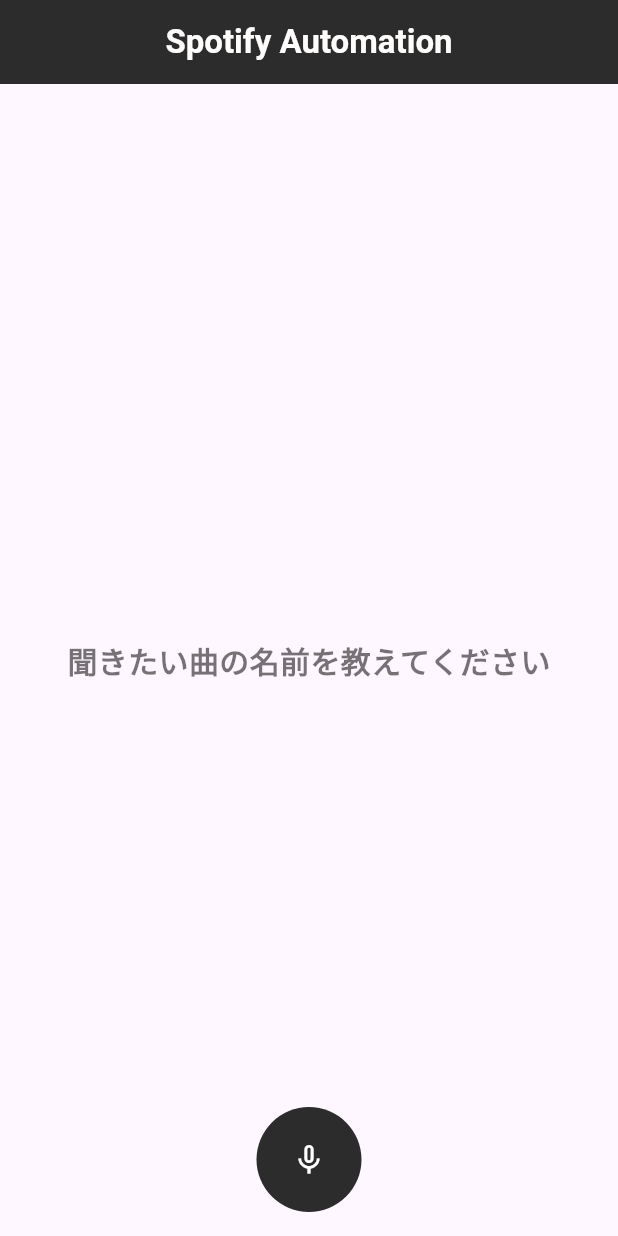
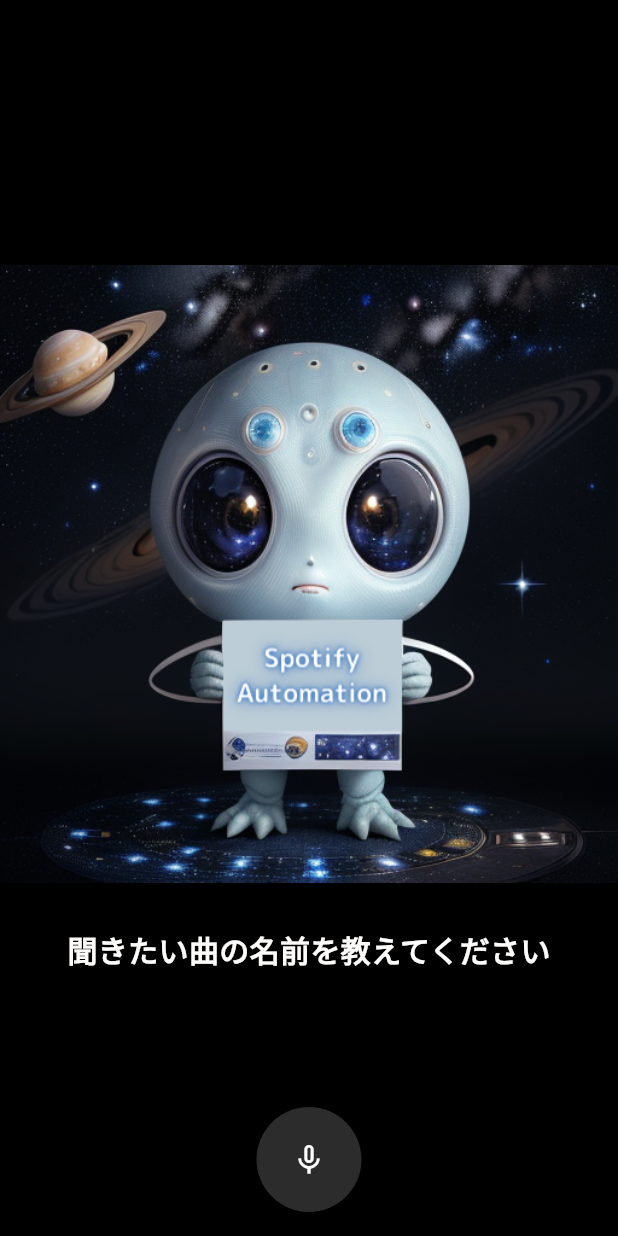
Before and after one commit to Ittalian/Spotify_Automation_for_Flutter, a Flutter app: the screen it shows after launch, on a phone screen of 412 x 824 dp. Run offline on Flutter 3.47's test engine with Material 3 defaults, Android fonts, the phone set to English and light mode, and no system bars; drawn by our look-alikes of avatar_glow; our stand-ins replace speech_to_text.

Commit message:
complete UI

```diff
--- a/lib/main.dart
+++ b/lib/main.dart
@@ -78,6 +78,7 @@
   @override
   Widget build(BuildContext context) {
     return Scaffold(
+      backgroundColor: Colors.black,
       floatingActionButtonLocation: FloatingActionButtonLocation.centerFloat,
       floatingActionButton: AvatarGlow(
         animate: isListening,
@@ -99,16 +100,13 @@
                       if (result.recognizedWords.startsWith("祝日")) {
                         index = 0;
                         playMusic(index);
-                      }
-                      else if (result.recognizedWords.startsWith("もう恋なんて")) {
+                      } else if (result.recognizedWords.startsWith("もう恋なんて")) {
                         index = 1;
                         playMusic(index);
-                      }
-                      else if (result.recognizedWords.startsWith("DIGNITY")) {
+                      } else if (result.recognizedWords.startsWith("DIGNITY")) {
                         index = 2;
                         playMusic(index);
-                      }
-                      else if (result.recognizedWords.startsWith("ビームが")) {
+                      } else if (result.recognizedWords.startsWith("ビームが")) {
                         index = 3;
                         playMusic(index);
                       } else {
@@ -138,24 +136,24 @@
           ),
         ),
       ),
-      appBar: AppBar(
-        title: const Text(
-          'Spotify Automation',
-          style: TextStyle(fontWeight: FontWeight.w600, color: TEXT_COLOR),
-        ),
-        backgroundColor: BG_COLOR,
-        centerTitle: true,
-      ),
+      // appBar: AppBar(
+      //   title: const Text(
+      //     'Spotify Automation',
+      //     style: TextStyle(fontWeight: FontWeight.w600, color: TEXT_COLOR),
+      //   ),
+      //   backgroundColor: BG_COLOR,
+      //   centerTitle: true,
+      // ),
       body: Center(
         child: Column(
           mainAxisAlignment: MainAxisAlignment.center,
           children: [
+            Image.asset('images/home_image.png'),
+            const SizedBox(height: 30), // 縦の余白
             Text(
               text,
               style: const TextStyle(
-                  fontSize: 20,
-                  color: Colors.black54,
-                  fontWeight: FontWeight.w600),
+                  fontSize: 20, color: TEXT_COLOR, fontWeight: FontWeight.w600),
             ),
           ],
         ),
--- a/pubspec.yaml
+++ b/pubspec.yaml
@@ -65,8 +65,8 @@
   uses-material-design: true
 
   # To add assets to your application, add an assets section, like this:
-  # assets:
-  #   - images/a_dot_burr.jpeg
+  assets:
+    - images/home_image.png
   #   - images/a_dot_ham.jpeg
 
   # An image asset can refer to one or more resolution-specific "variants", see
```
Also changed, not shown: images/home_image.png (added), 1 other file.
